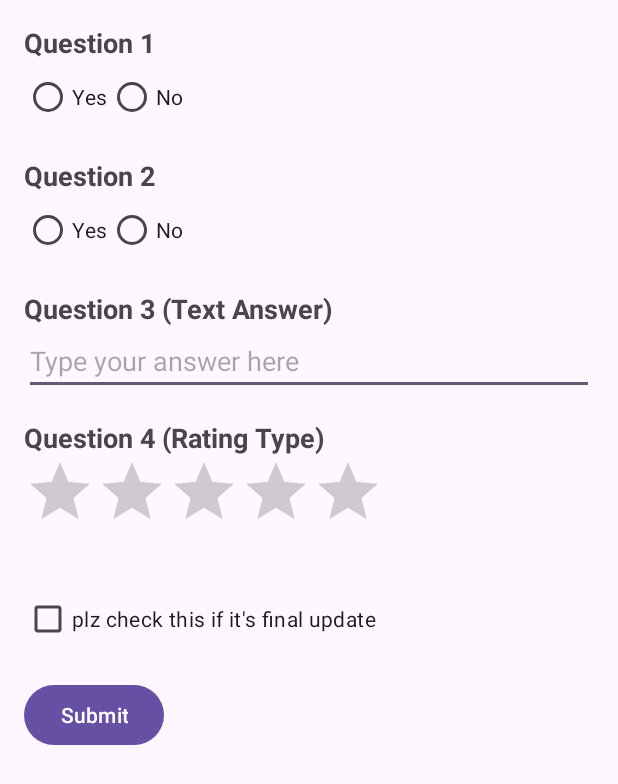
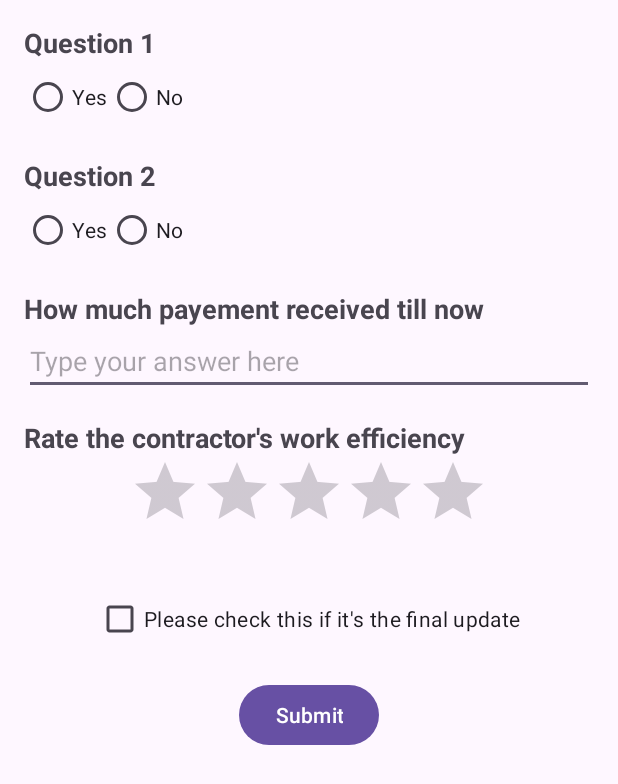
Before and after one commit to EmbeddedCreations/PWD-Kotlin, an Android app: the Form screen opened directly, with no data from a screen before it, on a phone screen of 412 x 824 dp. Shown: the top 784 px of the screen. Run offline under Robolectric (Android 15) with nearby library versions, the phone set to English and light mode, and no system bars.

Commit message:
layout updated

```diff
--- a/app/src/main/res/layout/activity_form.xml
+++ b/app/src/main/res/layout/activity_form.xml
@@ -4,7 +4,8 @@
     android:layout_width="match_parent"
     android:layout_height="wrap_content"
     android:orientation="vertical"
-    android:padding="16dp">
+    android:padding="16dp"
+    android:gravity="center">
 
     <!-- Question 1 -->
     <TextView
@@ -65,7 +66,7 @@
     <TextView
         android:layout_width="match_parent"
         android:layout_height="wrap_content"
-        android:text="Question 3 (Text Answer)"
+        android:text="How much payement received till now"
         android:textSize="18sp"
         android:textStyle="bold"
         android:layout_marginTop="16dp"/>
@@ -80,7 +81,7 @@
     <TextView
         android:layout_width="match_parent"
         android:layout_height="wrap_content"
-        android:text="Question 4 (Rating Type)"
+        android:text="Rate the contractor's work efficiency"
         android:textSize="18sp"
         android:textStyle="bold"
         android:layout_marginTop="16dp"/>
@@ -105,7 +106,7 @@
         android:id="@+id/checkBoxAgree"
         android:layout_width="wrap_content"
         android:layout_height="wrap_content"
-        android:text="plz check this if it's final update"/>
+        android:text="Please check this if it's the final update"/>
 
     <!-- Submit button -->
     <Button
```
